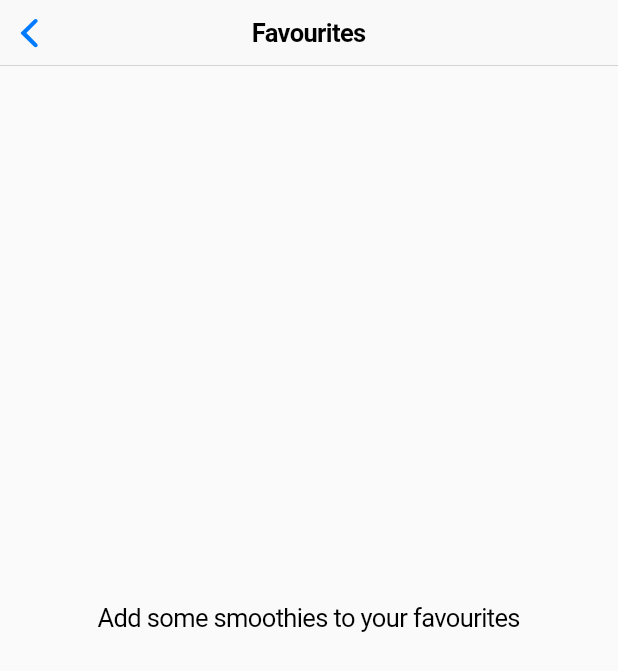
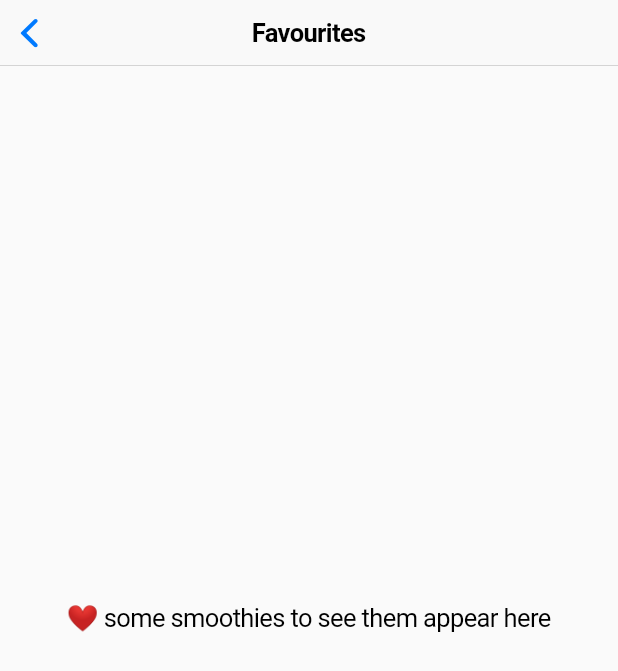
Before and after one commit to TJMusiitwa/flutter_fruta, a Flutter app: the FavouritesScreen widget shown alone on an empty page, opened directly, scrolled down 96 dp, on a phone screen of 412 x 824 dp. Shown: the top 671 px of the screen. Run offline on Flutter 3.47's test engine with Material 2 defaults, Android fonts, the light colour scheme and no system bars; our stand-ins replace animated_background, flip_card, hive, hive_flutter, modal_bottom_sheet; accounts and stored records are empty.

```diff
--- a/lib/main.dart
+++ b/lib/main.dart
@@ -39,7 +39,8 @@ class MyApp extends StatelessWidget {
             switch (index) {
               case 0:
                 returnValue = CupertinoTabView(
-                  builder: (context) => MenuScreen(),
+                  builder: (context) =>
+                      CupertinoPageScaffold(child: MenuScreen()),
                 );
                 break;
               case 1:
--- a/lib/screens/favourites_screen.dart
+++ b/lib/screens/favourites_screen.dart
@@ -22,7 +22,7 @@ class FavouritesScreen extends StatelessWidget {
             return Align(
               alignment: Alignment.center,
               child: Text(
-                'Add some smoothies to your favourites',
+                '❤️ some smoothies to see them appear here',
                 style: CupertinoTheme.of(context).textTheme.textStyle,
               ),
             );
--- a/lib/widgets/menu_list_tile.dart
+++ b/lib/widgets/menu_list_tile.dart
@@ -60,7 +60,7 @@ class MenuListTile extends StatelessWidget {
                       style: CupertinoTheme.of(context)
                           .textTheme
                           .textStyle
-                          .copyWith(fontWeight: FontWeight.w500),
+                          .copyWith(fontWeight: FontWeight.w400),
                     ),
                     Text(
                       "$drinkCalories calories",
```
Also changed, not shown: 1 other file.
